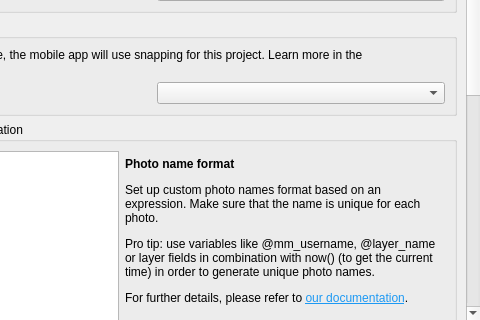
Before: the Qt Designer form Mergin/ui/ui_project_config.ui in MerginMaps/qgis-plugin, drawn with Qt 5; both pictures show x 158 to 638 and y 236 to 556 of the 638 by 556 pixel window.
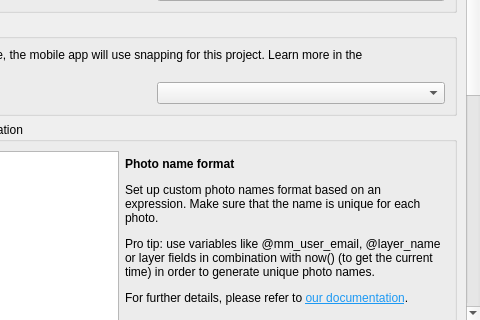
After: the same form once the commit is applied. Custom widgets are drawn as their Qt base class.

Commit message: Fix review issues

```diff
--- a/Mergin/ui/ui_project_config.ui
+++ b/Mergin/ui/ui_project_config.ui
@@ -44,7 +44,7 @@
       <property name="geometry">
        <rect>
         <x>0</x>
-        <y>-284</y>
+        <y>-442</y>
         <width>617</width>
         <height>1104</height>
        </rect>
@@ -221,7 +221,7 @@
           <item row="1" column="1" colspan="2">
            <widget class="QLabel" name="label_6">
             <property name="text">
-             <string>&lt;html&gt;&lt;head/&gt;&lt;body&gt;&lt;p&gt;&lt;span style=&quot; font-weight:600;&quot;&gt;Photo name format&lt;/span&gt;&lt;/p&gt;&lt;p&gt;Set up custom photo names format based on an expression. Make sure that the name is unique for each photo.&lt;/p&gt;&lt;p&gt;Pro tip: use variables like &lt;span style=&quot; font-family:'Noto Sans Mono';&quot;&gt;@mm_username&lt;/span&gt;, &lt;span style=&quot; font-family:'Noto Sans Mono';&quot;&gt;@layer_name&lt;/span&gt; or layer fields in combination with &lt;span style=&quot; font-family:'Noto Sans Mono';&quot;&gt;now()&lt;/span&gt; (to get the current time) in order to generate unique photo names.&lt;/p&gt;&lt;p&gt;For further details, please refer to &lt;a href=&quot;https://merginmaps.com/docs/layer/settingup_forms_photo/#customising-photo-name-format-with-expressions&quot;&gt;&lt;span style=&quot; text-decoration: underline; color:#1d99f3;&quot;&gt;our documentation&lt;/span&gt;&lt;/a&gt;.&lt;/p&gt;&lt;/body&gt;&lt;/html&gt;</string>
+             <string>&lt;html&gt;&lt;head/&gt;&lt;body&gt;&lt;p&gt;&lt;span style=&quot; font-weight:600;&quot;&gt;Photo name format&lt;/span&gt;&lt;/p&gt;&lt;p&gt;Set up custom photo names format based on an expression. Make sure that the name is unique for each photo.&lt;/p&gt;&lt;p&gt;Pro tip: use variables like &lt;span style=&quot; font-family:'Noto Sans Mono';&quot;&gt;@mm_user_email&lt;/span&gt;, &lt;span style=&quot; font-family:'Noto Sans Mono';&quot;&gt;@layer_name&lt;/span&gt; or layer fields in combination with &lt;span style=&quot; font-family:'Noto Sans Mono';&quot;&gt;now()&lt;/span&gt; (to get the current time) in order to generate unique photo names.&lt;/p&gt;&lt;p&gt;For further details, please refer to &lt;a href=&quot;https://merginmaps.com/docs/layer/settingup_forms_photo/#customising-photo-name-format-with-expressions&quot;&gt;&lt;span style=&quot; text-decoration: underline; color:#1d99f3;&quot;&gt;our documentation&lt;/span&gt;&lt;/a&gt;.&lt;/p&gt;&lt;/body&gt;&lt;/html&gt;</string>
             </property>
             <property name="wordWrap">
              <bool>true</bool>
```
The commit also changes 1 other file.
